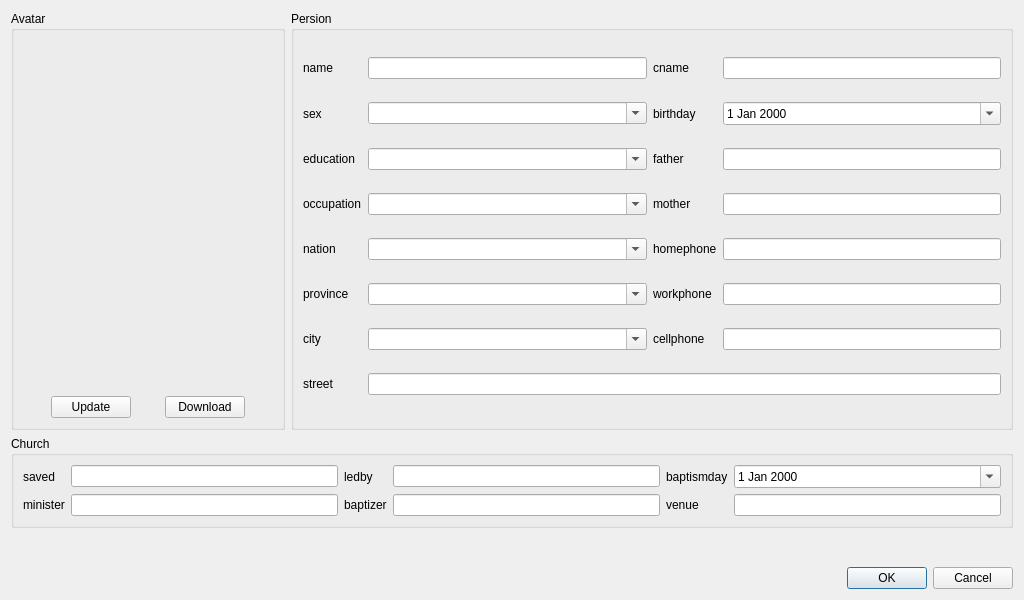
Qt form regbclt/ui/MemberDlg.ui (samwellzuk/regbook) before a commit.
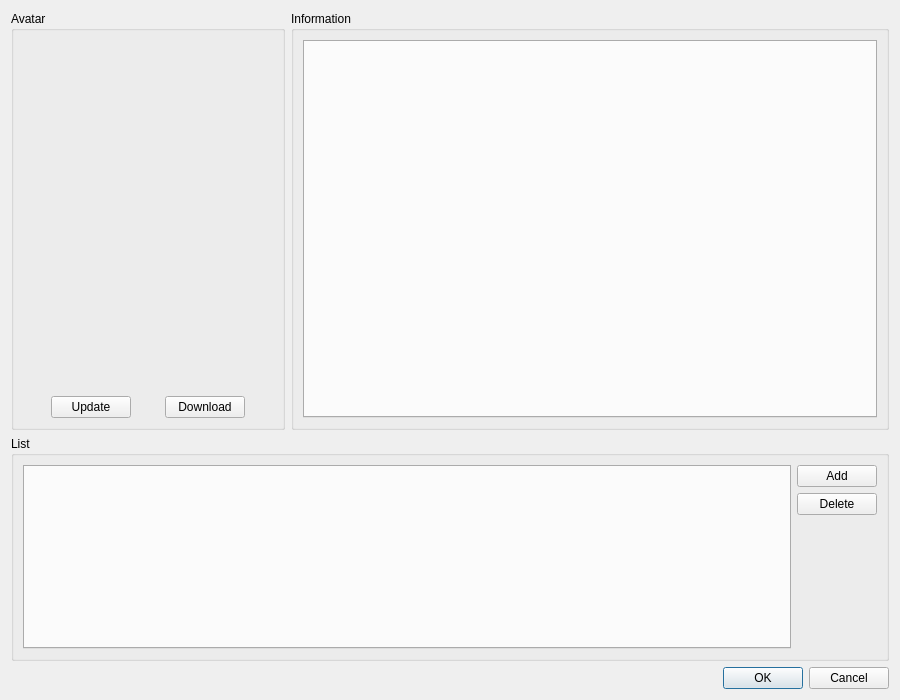
The same form after that commit. Icons and pictures are not drawn.

```diff
--- a/regbclt/ui/MemberDlg.ui
+++ b/regbclt/ui/MemberDlg.ui
@@ -6,8 +6,8 @@
    <rect>
     <x>0</x>
     <y>0</y>
-    <width>1024</width>
-    <height>600</height>
+    <width>900</width>
+    <height>700</height>
    </rect>
   </property>
   <property name="windowTitle">
@@ -80,231 +80,11 @@
      <item>
       <widget class="QGroupBox" name="groupBox_2">
        <property name="title">
-        <string>Persion</string>
+        <string>Information</string>
        </property>
-       <layout class="QGridLayout" name="gridLayout">
-        <item row="0" column="0">
-         <widget class="QLabel" name="label">
-          <property name="text">
-           <string>name</string>
-          </property>
-          <property name="buddy">
-           <cstring>nameEdit</cstring>
-          </property>
-         </widget>
-        </item>
-        <item row="0" column="1">
-         <widget class="QLineEdit" name="nameEdit"/>
-        </item>
-        <item row="0" column="2">
-         <widget class="QLabel" name="label_2">
-          <property name="text">
-           <string>cname</string>
-          </property>
-          <property name="buddy">
-           <cstring>cnameEdit</cstring>
-          </property>
-         </widget>
-        </item>
-        <item row="0" column="3">
-         <widget class="QLineEdit" name="cnameEdit"/>
-        </item>
-        <item row="1" column="0">
-         <widget class="QLabel" name="label_4">
-          <property name="text">
-           <string>sex</string>
-          </property>
-          <property name="buddy">
-           <cstring>sexBox</cstring>
-          </property>
-         </widget>
-        </item>
-        <item row="1" column="1">
-         <widget class="QComboBox" name="sexBox">
-          <property name="editable">
-           <bool>true</bool>
-          </property>
-         </widget>
-        </item>
-        <item row="1" column="2">
-         <widget class="QLabel" name="label_19">
-          <property name="text">
-           <string>birthday</string>
-          </property>
-          <property name="buddy">
-           <cstring>birthdayDt</cstring>
-          </property>
-         </widget>
-        </item>
-        <item row="1" column="3">
-         <widget class="QDateEdit" name="birthdayDt">
-          <property name="calendarPopup">
-           <bool>true</bool>
-          </property>
-         </widget>
-        </item>
-        <item row="2" column="0">
-         <widget class="QLabel" name="label_11">
-          <property name="text">
-           <string>education</string>
-          </property>
-          <property name="buddy">
-           <cstring>educationBox</cstring>
-          </property>
-         </widget>
-        </item>
-        <item row="2" column="1">
-         <widget class="QComboBox" name="educationBox">
-          <property name="editable">
-           <bool>true</bool>
-          </property>
-         </widget>
-        </item>
-        <item row="2" column="2">
-         <widget class="QLabel" name="label_13">
-          <property name="text">
-           <string>father</string>
-          </property>
-          <property name="buddy">
-           <cstring>fatherEdit</cstring>
-          </property>
-         </widget>
-        </item>
-        <item row="2" column="3">
-         <widget class="QLineEdit" name="fatherEdit"/>
-        </item>
-        <item row="3" column="0">
-         <widget class="QLabel" name="label_12">
-          <property name="text">
-           <string>occupation</string>
-          </property>
-          <property name="buddy">
-           <cstring>occupationBox</cstring>
-          </property>
-         </widget>
-        </item>
-        <item row="3" column="1">
-         <widget class="QComboBox" name="occupationBox">
-          <property name="editable">
-           <bool>true</bool>
-          </property>
-         </widget>
-        </item>
-        <item row="3" column="2">
-         <widget class="QLabel" name="label_14">
-          <property name="text">
-           <string>mother</string>
-          </property>
-          <property name="buddy">
-           <cstring>motherEdit</cstring>
-          </property>
-         </widget>
-        </item>
-        <item row="3" column="3">
-         <widget class="QLineEdit" name="motherEdit"/>
-        </item>
-        <item row="4" column="0">
-         <widget class="QLabel" name="label_5">
-          <property name="text">
-           <string>nation</string>
-          </property>
-          <property name="buddy">
-           <cstring>nationBox</cstring>
-          </property>
-         </widget>
-        </item>
-        <item row="4" column="1">
-         <widget class="QComboBox" name="nationBox">
-          <property name="editable">
-           <bool>true</bool>
-          </property>
-         </widget>
-        </item>
-        <item row="4" column="2">
-         <widget class="QLabel" name="label_8">
-          <property name="text">
-           <string>homephone</string>
-          </property>
-          <property name="buddy">
-           <cstring>homephEdit</cstring>
-          </property>
-         </widget>
-        </item>
-        <item row="4" column="3">
-         <widget class="QLineEdit" name="homephEdit"/>
-        </item>
-        <item row="5" column="0">
-         <widget class="QLabel" name="label_7">
-          <property name="text">
-           <string>province</string>
-          </property>
-          <property name="buddy">
-           <cstring>provinceBox</cstring>
-          </property>
-         </widget>
-        </item>
-        <item row="5" column="1">
-         <widget class="QComboBox" name="provinceBox">
-          <property name="editable">
-           <bool>true</bool>
-          </property>
-         </widget>
-        </item>
-        <item row="5" column="2">
-         <widget class="QLabel" name="label_9">
-          <property name="text">
-           <string>workphone</string>
-          </property>
-          <property name="buddy">
-           <cstring>workphEdit</cstring>
-          </property>
-         </widget>
-        </item>
-        <item row="5" column="3">
-         <widget class="QLineEdit" name="workphEdit"/>
-        </item>
-        <item row="6" column="0">
-         <widget class="QLabel" name="label_6">
-          <property name="text">
-           <string>city</string>
-          </property>
-          <property name="buddy">
-           <cstring>cityBox</cstring>
-          </property>
-         </widget>
-        </item>
-        <item row="6" column="1">
-         <widget class="QComboBox" name="cityBox">
-          <property name="editable">
-           <bool>true</bool>
-          </property>
-         </widget>
-        </item>
-        <item row="6" column="2">
-         <widget class="QLabel" name="label_10">
-          <property name="text">
-           <string>cellphone</string>
-          </property>
-          <property name="buddy">
-           <cstring>cellphEdit</cstring>
-          </property>
-         </widget>
-        </item>
-        <item row="6" column="3">
-         <widget class="QLineEdit" name="cellphEdit"/>
-        </item>
-        <item row="7" column="0">
-         <widget class="QLabel" name="label_3">
-          <property name="text">
-           <string>street</string>
-          </property>
-          <property name="buddy">
-           <cstring>streetEdit</cstring>
-          </property>
-         </widget>
-        </item>
-        <item row="7" column="1" colspan="3">
-         <widget class="QLineEdit" name="streetEdit"/>
+       <layout class="QVBoxLayout" name="infoVerticalLayout">
+        <item>
+         <widget class="QTabWidget" name="infoTab"/>
         </item>
        </layout>
       </widget>
@@ -314,115 +94,50 @@
    <item>
     <widget class="QGroupBox" name="groupBox">
      <property name="title">
-      <string>Church</string>
+      <string>List</string>
      </property>
-     <layout class="QGridLayout" name="gridLayout_2">
-      <item row="0" column="2">
-       <widget class="QLabel" name="label_18">
-        <property name="text">
-         <string>ledby</string>
-        </property>
-        <property name="buddy">
-         <cstring>ledbyEdit</cstring>
-        </property>
-       </widget>
+     <layout class="QHBoxLayout" name="listHorizontalLayout">
+      <item>
+       <widget class="QTabWidget" name="listTab"/>
       </item>
-      <item row="1" column="1">
-       <widget class="QLineEdit" name="ministerEdit"/>
-      </item>
-      <item row="1" column="3">
-       <widget class="QLineEdit" name="baptizerEdit"/>
-      </item>
-      <item row="0" column="5">
-       <widget class="QDateEdit" name="baptismdayDt">
-        <property name="calendarPopup">
-         <bool>true</bool>
-        </property>
-       </widget>
-      </item>
-      <item row="0" column="0">
-       <widget class="QLabel" name="label_15">
-        <property name="text">
-         <string>saved</string>
-        </property>
-        <property name="buddy">
-         <cstring>savedEdit</cstring>
-        </property>
-       </widget>
-      </item>
-      <item row="0" column="4">
-       <widget class="QLabel" name="label_16">
-        <property name="text">
-         <string>baptismday</string>
-        </property>
-        <property name="buddy">
-         <cstring>baptismdayDt</cstring>
-        </property>
-       </widget>
-      </item>
-      <item row="1" column="0">
-       <widget class="QLabel" name="label_17">
-        <property name="text">
-         <string>minister</string>
-        </property>
-        <property name="buddy">
-         <cstring>ministerEdit</cstring>
-        </property>
-       </widget>
-      </item>
-      <item row="0" column="1">
-       <widget class="QLineEdit" name="savedEdit"/>
-      </item>
-      <item row="1" column="2">
-       <widget class="QLabel" name="label_20">
-        <property name="text">
-         <string>baptizer</string>
-        </property>
-        <property name="buddy">
-         <cstring>baptizerEdit</cstring>
-        </property>
-       </widget>
-      </item>
-      <item row="1" column="4">
-       <widget class="QLabel" name="label_21">
-        <property name="text">
-         <string>venue</string>
-        </property>
-        <property name="buddy">
-         <cstring>venueEdit</cstring>
-        </property>
-       </widget>
-      </item>
-      <item row="1" column="5">
-       <widget class="QLineEdit" name="venueEdit">
-        <property name="text">
-         <string/>
-        </property>
-       </widget>
-      </item>
-      <item row="0" column="3">
-       <widget class="QLineEdit" name="ledbyEdit"/>
+      <item>
+       <layout class="QVBoxLayout" name="listVerticalLayout">
+        <item>
+         <widget class="QPushButton" name="addButton">
+          <property name="text">
+           <string>Add</string>
+          </property>
+         </widget>
+        </item>
+        <item>
+         <widget class="QPushButton" name="delButton">
+          <property name="text">
+           <string>Delete</string>
+          </property>
+         </widget>
+        </item>
+        <item>
+         <spacer name="verticalSpacer">
+          <property name="orientation">
+           <enum>Qt::Vertical</enum>
+          </property>
+          <property name="sizeHint" stdset="0">
+           <size>
+            <width>20</width>
+            <height>40</height>
+           </size>
+          </property>
+         </spacer>
+        </item>
+       </layout>
       </item>
      </layout>
     </widget>
    </item>
    <item>
-    <spacer name="verticalSpacer">
-     <property name="orientation">
-      <enum>Qt::Vertical</enum>
-     </property>
-     <property name="sizeHint" stdset="0">
-      <size>
-       <width>20</width>
-       <height>4</height>
-      </size>
-     </property>
-    </spacer>
-   </item>
-   <item>
-    <layout class="QHBoxLayout" name="horizontalLayout_3">
+    <layout class="QHBoxLayout" name="btnHorizontalLayout">
      <item>
-      <spacer name="horizontalSpacer_2">
+      <spacer name="btnHorizontalSpacer">
        <property name="orientation">
         <enum>Qt::Horizontal</enum>
        </property>
```
Left out of the diff: 35 changed lines with no effect on the pictures.
